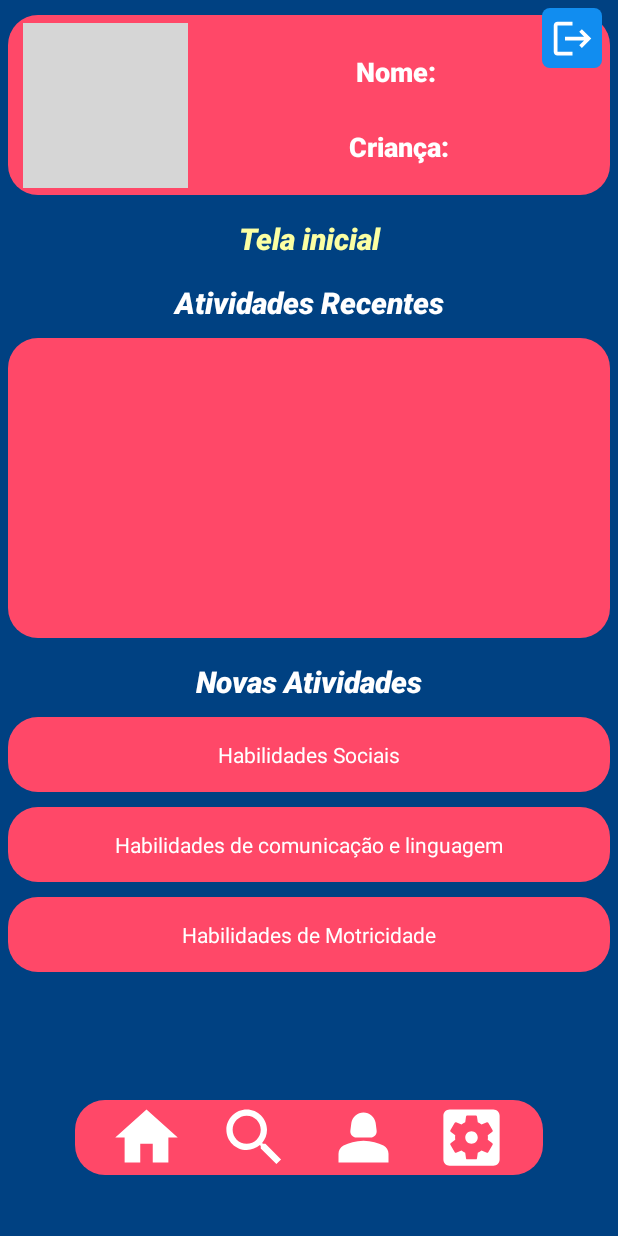
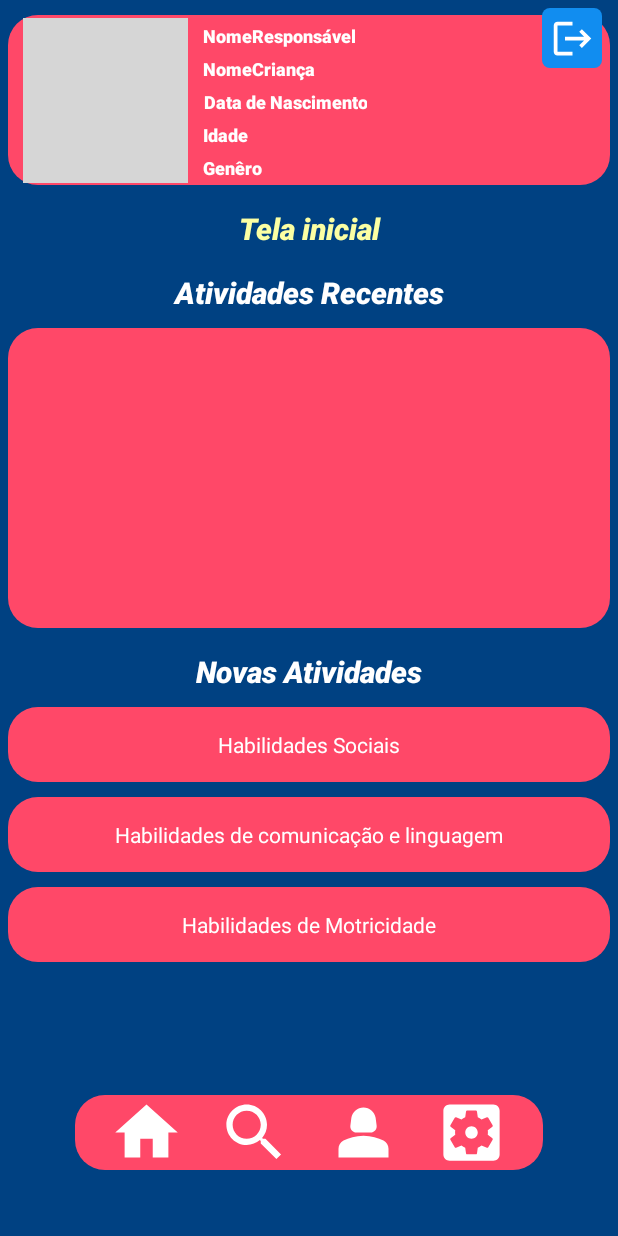
Before and after one commit to CleversonSilva10/Projeto-IT, an Android app: the layout activity_menu_principal.xml on its own in the app's theme, with its tools: preview values and no code run, on a phone screen of 412 x 824 dp. Run offline under Robolectric (Android 15) with nearby library versions, the phone set to English and light mode, and no system bars; grey boxes are pictures that could not be loaded.

Commit message:
17-10-2023 15h13min

```diff
--- a/app/src/main/AndroidManifest.xml
+++ b/app/src/main/AndroidManifest.xml
@@ -31,7 +31,6 @@
             android:exported="true">
             <intent-filter>
                 <action android:name="android.intent.action.MAIN" />
-
                 <category android:name="android.intent.category.LAUNCHER" />
             </intent-filter>
         </activity>
--- a/app/src/main/res/layout/activity_menu_principal.xml
+++ b/app/src/main/res/layout/activity_menu_principal.xml
@@ -11,7 +11,7 @@
     <View
         android:id="@+id/background_pinkish_red_perfil"
         android:layout_width="match_parent"
-        android:layout_height="120dp"
+        android:layout_height="113dp"
         android:background="@drawable/background_pinkish_red"
         android:layout_marginTop="10dp"
         app:layout_constraintEnd_toEndOf="parent"
@@ -58,32 +58,80 @@
         android:id="@+id/NomeResponsavel_Txt"
         android:layout_width="wrap_content"
         android:layout_height="wrap_content"
-        android:text="Nome: "
         android:textColor="@color/white"
         android:textAlignment="center"
-        android:layout_marginTop="5dp"
-        android:textSize="18sp"
+        android:text="NomeResponsável"
+        android:textSize="12sp"
         android:fontFamily="sans-serif-black"
+        android:layout_marginStart="10dp"
         app:layout_constraintStart_toEndOf="@+id/imgPerfil"
         app:layout_constraintBottom_toTopOf="@id/NomeCriança_Txt"
-        app:layout_constraintTop_toTopOf="@id/background_pinkish_red_perfil"
-        app:layout_constraintEnd_toEndOf="@id/background_pinkish_red_perfil"
+        app:layout_constraintTop_toTopOf="@id/imgPerfil"
         />
 
     <TextView
         android:id="@+id/NomeCriança_Txt"
         android:layout_width="wrap_content"
         android:layout_height="wrap_content"
-        android:text="Criança:"
         android:textAlignment="center"
-        android:layout_marginTop="5dp"
-        android:textSize="18sp"
+        android:layout_marginTop="2dp"
+        android:text="NomeCriança"
+        android:textSize="12sp"
         android:textColor="@color/white"
         android:fontFamily="sans-serif-black"
+        android:layout_marginStart="10dp"
+        app:layout_constraintStart_toEndOf="@+id/imgPerfil"
+        app:layout_constraintBottom_toTopOf="@+id/DataNas_Txt"
+        app:layout_constraintTop_toBottomOf="@+id/NomeResponsavel_Txt"
+        />
+
+    <TextView
+        android:id="@+id/DataNas_Txt"
+        android:layout_width="wrap_content"
+        android:layout_height="wrap_content"
+        android:textAlignment="center"
+        android:layout_marginTop="2dp"
+        android:text="Data de Nascimento"
+        android:textSize="12sp"
+        android:textColor="@color/white"
+        android:fontFamily="sans-serif-black"
+        android:layout_marginStart="10dp"
+        app:layout_constraintStart_toEndOf="@+id/imgPerfil"
+        app:layout_constraintBottom_toTopOf="@id/IdadeCria"
+        app:layout_constraintTop_toBottomOf="@+id/NomeCriança_Txt"
+        />
+
+    <TextView
+        android:id="@+id/IdadeCria"
+        android:layout_width="wrap_content"
+        android:layout_height="wrap_content"
+        android:textAlignment="center"
+        android:layout_marginTop="2dp"
+        android:text="Idade"
+        android:textSize="12sp"
+        android:textColor="@color/white"
+        android:fontFamily="sans-serif-black"
+        android:layout_marginStart="10dp"
+        app:layout_constraintStart_toEndOf="@+id/imgPerfil"
+        app:layout_constraintTop_toBottomOf="@id/DataNas_Txt"
+        app:layout_constraintBottom_toTopOf="@id/GeneroCriançaTxt"
+        />
+
+    <TextView
+        android:id="@+id/GeneroCriançaTxt"
+        android:layout_width="wrap_content"
+        android:layout_height="wrap_content"
+        android:textAlignment="center"
+        android:layout_marginTop="2dp"
+        android:text="Genêro"
+        android:textSize="12sp"
+        android:textColor="@color/white"
+        android:fontFamily="sans-serif-black"
+        android:layout_marginStart="10dp"
         app:layout_constraintStart_toEndOf="@+id/imgPerfil"
         app:layout_constraintBottom_toBottomOf="@id/background_pinkish_red_perfil"
-        app:layout_constraintTop_toBottomOf="@+id/NomeResponsavel_Txt"
-        app:layout_constraintEnd_toEndOf="@id/background_pinkish_red_perfil"
+        app:layout_constraintTop_toBottomOf="@id/IdadeCria"
+
         />
 
     <TextView
--- a/app/src/main/res/layout/activity_tela_cadastro_kids.xml
+++ b/app/src/main/res/layout/activity_tela_cadastro_kids.xml
@@ -61,6 +61,7 @@
         android:layout_height="wrap_content"
         android:hint="@string/DatadeNascimento"
         android:layout_marginTop="10dp"
+        android:inputType="date"
         android:layout_marginHorizontal="15dp"
         android:background="@drawable/backgroud_edit_text"
         android:padding="12dp"
--- a/app/src/main/res/values/strings.xml
+++ b/app/src/main/res/values/strings.xml
@@ -2,6 +2,7 @@
     <string name="app_name">Projeto_IT</string>
     <string name="TitleProject">APRENDENDO A ESTIMULAR A CRIANÇA COM TEA</string>
     <string name="BemVindo">Bem Vindo!</string>
+    <string name="LabGamesMackenzie">LabGames VR - Mackenzie</string>
     <string name="nome">Nome Completo</string>
     <string name="Login">Login</string>
     <string name="email">E-mail</string>
```
Also changed, not shown: app/src/main/java/com/labgames/projeto_it/MenuPrincipal.kt (+28 -1 lines), app/src/main/java/com/labgames/projeto_it/telasiniciais/TelaCadastro.kt (+4 -4 lines), app/src/main/java/com/labgames/projeto_it/telasiniciais/TelaCadastroKids.kt (+40 -9 lines), app/src/main/java/com/labgames/projeto_it/telasiniciais/TelaLogin.kt (+10 -0 lines), app/src/main/res/layout/activity_main.xml (+11 -1 lines), app/src/main/res/drawable/androidpng.png (added), app/src/main/res/drawable/logolabgames.png (added), app/src/main/res/drawable/splash.png.
